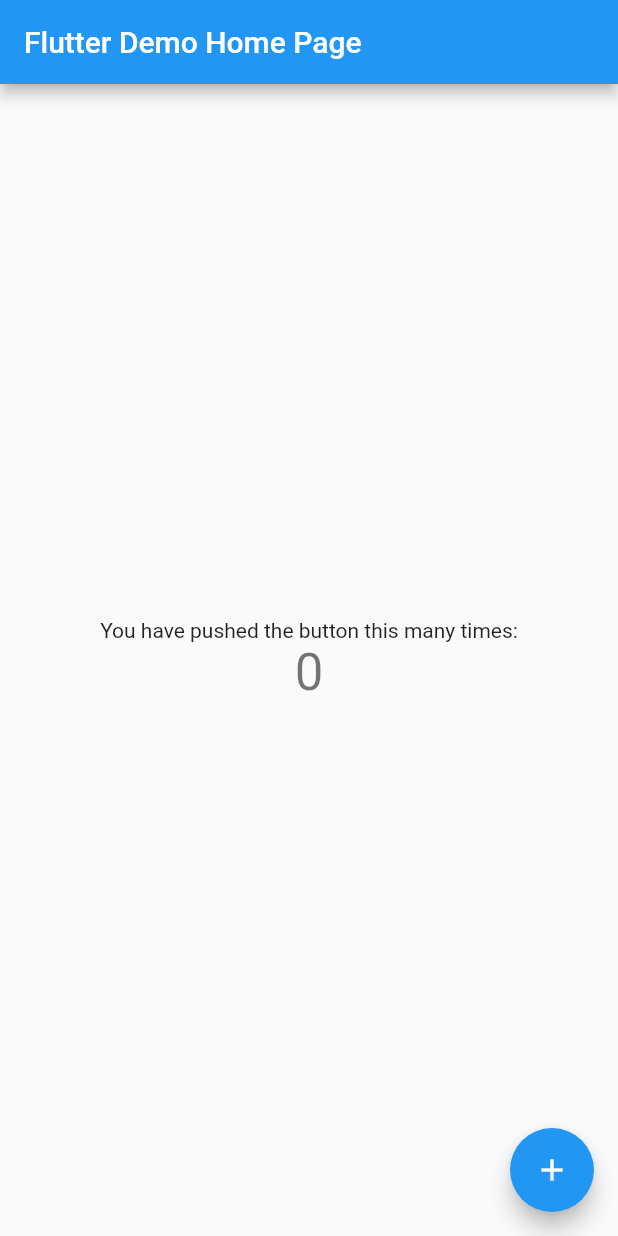
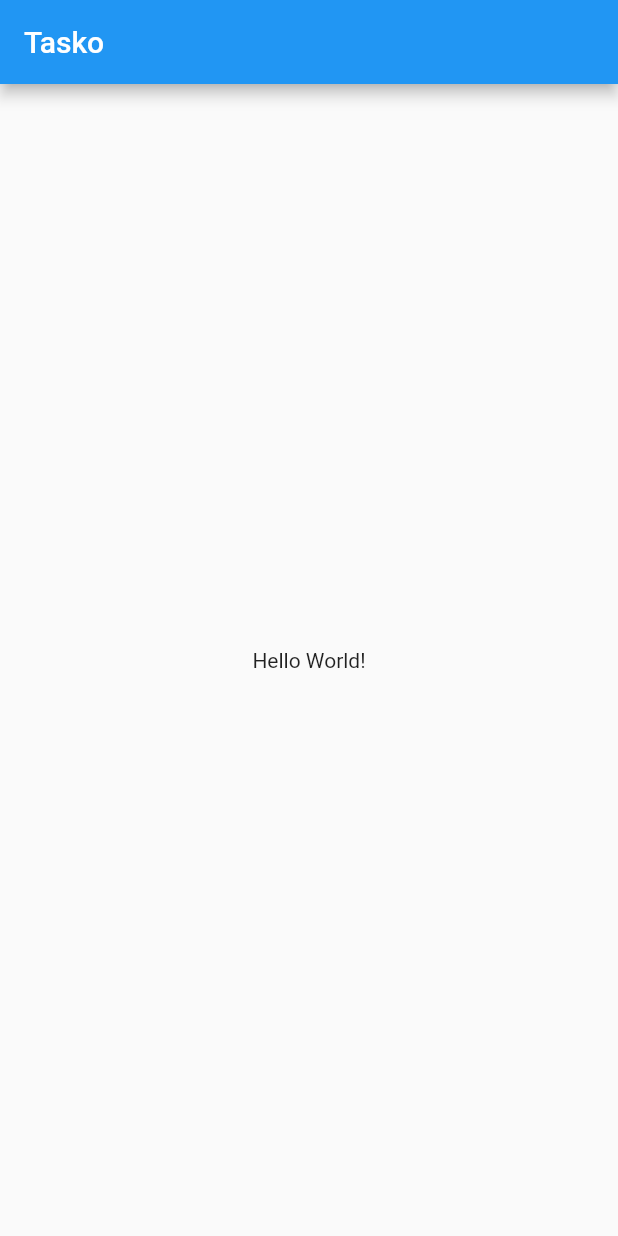
Before and after one commit to Lucxjo/Tasko-flutter, a Flutter app: the screen it shows after launch, on a phone screen of 412 x 824 dp. Run offline on Flutter 3.47's test engine with Material 2 defaults, Android fonts, the phone set to English and light mode, and no system bars.

Commit message:
Removed setup bloat. App is now just a basic hello world

```diff
--- /dev/null
+++ b/lib/app.dart
@@ -0,0 +1,15 @@
+import 'package:flutter/material.dart';
+import 'package:tasko/views/home.dart';
+
+class App extends StatelessWidget {
+  @override
+  Widget build(BuildContext context) {
+    return MaterialApp(
+      title: 'Tasko',
+      theme: ThemeData(
+        primaryColor: Colors.blue
+      ),
+      home: HomeView(),
+    );
+  }
+}
--- a/lib/main.dart
+++ b/lib/main.dart
@@ -1,117 +1,6 @@
 import 'package:flutter/material.dart';
+import 'package:tasko/App.dart';
 
 void main() {
-  runApp(MyApp());
+  runApp(App());
 }
-
-class MyApp extends StatelessWidget {
-  // This widget is the root of your application.
-  @override
-  Widget build(BuildContext context) {
-    return MaterialApp(
-      title: 'Flutter Demo',
-      theme: ThemeData(
-        // This is the theme of your application.
-        //
-        // Try running your application with "flutter run". You'll see the
-        // application has a blue toolbar. Then, without quitting the app, try
-        // changing the primarySwatch below to Colors.green and then invoke
-        // "hot reload" (press "r" in the console where you ran "flutter run",
-        // or simply save your changes to "hot reload" in a Flutter IDE).
-        // Notice that the counter didn't reset back to zero; the application
-        // is not restarted.
-        primarySwatch: Colors.blue,
-        // This makes the visual density adapt to the platform that you run
-        // the app on. For desktop platforms, the controls will be smaller and
-        // closer together (more dense) than on mobile platforms.
-        visualDensity: VisualDensity.adaptivePlatformDensity,
-      ),
-      home: MyHomePage(title: 'Flutter Demo Home Page'),
-    );
-  }
-}
-
-class MyHomePage extends StatefulWidget {
-  MyHomePage({Key key, this.title}) : super(key: key);
-
-  // This widget is the home page of your application. It is stateful, meaning
-  // that it has a State object (defined below) that contains fields that affect
-  // how it looks.
-
-  // This class is the configuration for the state. It holds the values (in this
-  // case the title) provided by the parent (in this case the App widget) and
-  // used by the build method of the State. Fields in a Widget subclass are
-  // always marked "final".
-
-  final String title;
-
-  @override
-  _MyHomePageState createState() => _MyHomePageState();
-}
-
-class _MyHomePageState extends State<MyHomePage> {
-  int _counter = 0;
-
-  void _incrementCounter() {
-    setState(() {
-      // This call to setState tells the Flutter framework that something has
-      // changed in this State, which causes it to rerun the build method below
-      // so that the display can reflect the updated values. If we changed
-      // _counter without calling setState(), then the build method would not be
-      // called again, and so nothing would appear to happen.
-      _counter++;
-    });
-  }
-
-  @override
-  Widget build(BuildContext context) {
-    // This method is rerun every time setState is called, for instance as done
-    // by the _incrementCounter method above.
-    //
-    // The Flutter framework has been optimized to make rerunning build methods
-    // fast, so that you can just rebuild anything that needs updating rather
-    // than having to individually change instances of widgets.
-    return Scaffold(
-      appBar: AppBar(
-        // Here we take the value from the MyHomePage object that was created by
-        // the App.build method, and use it to set our appbar title.
-        title: Text(widget.title),
-      ),
-      body: Center(
-        // Center is a layout widget. It takes a single child and positions it
-        // in the middle of the parent.
-        child: Column(
-          // Column is also a layout widget. It takes a list of children and
-          // arranges them vertically. By default, it sizes itself to fit its
-          // children horizontally, and tries to be as tall as its parent.
-          //
-          // Invoke "debug painting" (press "p" in the console, choose the
-          // "Toggle Debug Paint" action from the Flutter Inspector in Android
-          // Studio, or the "Toggle Debug Paint" command in Visual Studio Code)
-          // to see the wireframe for each widget.
-          //
-          // Column has various properties to control how it sizes itself and
-          // how it positions its children. Here we use mainAxisAlignment to
-          // center the children vertically; the main axis here is the vertical
-          // axis because Columns are vertical (the cross axis would be
-          // horizontal).
-          mainAxisAlignment: MainAxisAlignment.center,
-          children: <Widget>[
-            Text(
-              'You have pushed the button this many times:',
-            ),
-            Text(
-              '$_counter',
-              style: Theme.of(context).textTheme.headline4,
-            ),
-          ],
-        ),
-      ),
-      floatingActionButton: FloatingActionButton(
-        onPressed: _incrementCounter,
-        tooltip: 'Increment',
-        child: Icon(Icons.add),
-      ), // This trailing comma makes auto-formatting nicer for build methods.
-    );
-  }
-}
--- /dev/null
+++ b/lib/views/home.dart
@@ -0,0 +1,20 @@
+import 'package:flutter/material.dart';
+
+class HomeView extends StatefulWidget {
+  @override
+  _HomeViewState createState() => _HomeViewState();
+}
+
+class _HomeViewState extends State<HomeView> {
+  @override
+  Widget build(BuildContext context) {
+    return Scaffold(
+      appBar: AppBar(
+        title: Text('Tasko'),
+      ),
+      body: Center(
+        child: Text('Hello World!'),
+      ),
+    );
+  }
+}
```
